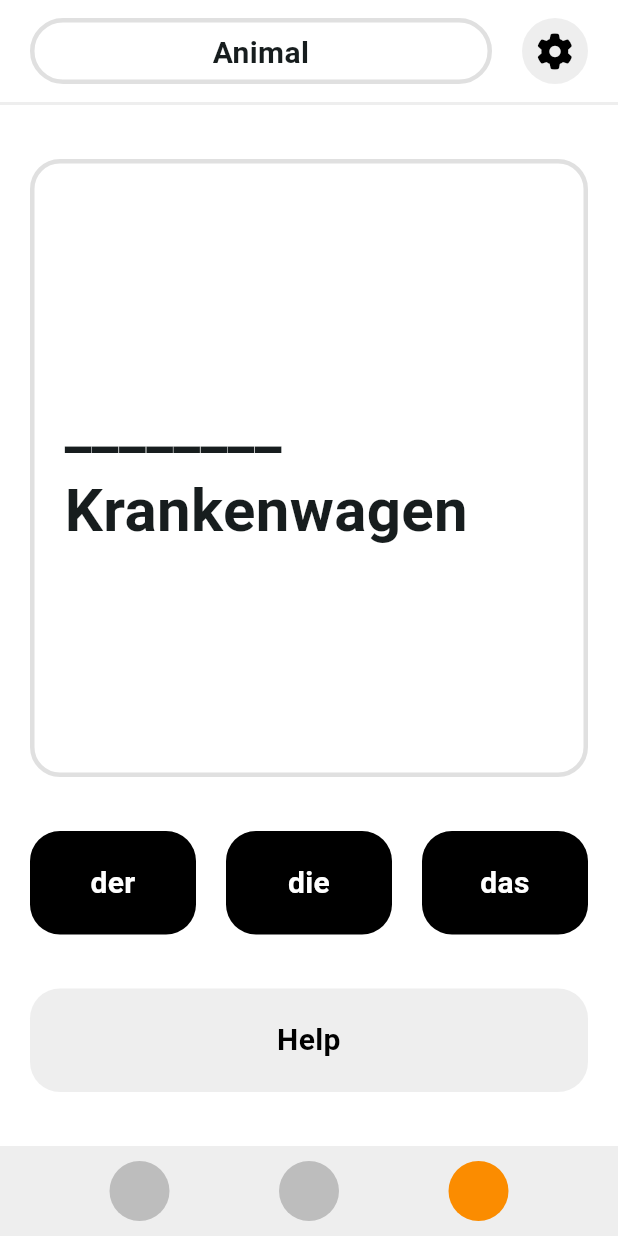
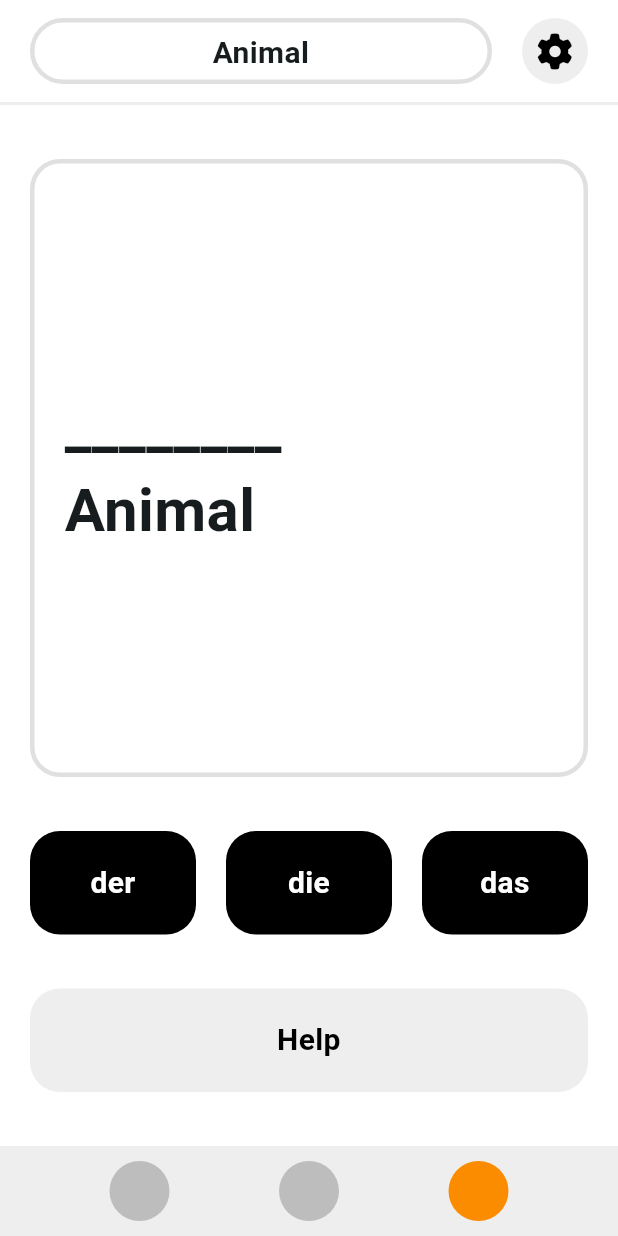
Before and after one commit to hertelendymm/ysty-style-words, a Flutter app: the screen it shows after launch, item 3 of the bottom bar chosen, on a phone screen of 412 x 824 dp. Run offline on Flutter 3.47's test engine with Material 3 defaults, Android fonts, the phone set to English and light mode, and no system bars; our stand-ins replace font_awesome_flutter, shared_preferences.

```diff
--- a/lib/pages/derdiedas_page.dart
+++ b/lib/pages/derdiedas_page.dart
@@ -5,10 +5,10 @@ import 'package:ysty_style_words/widgets/button_rounded.dart';
 
 
 class DerDieDasPage extends StatefulWidget {
-  const DerDieDasPage({super.key});
-  // const DerDieDasPage({super.key, required this.selectedCategory});
+  // const DerDieDasPage({super.key});
+  const DerDieDasPage({super.key, required this.selectedCategory});
 
-  // final String selectedCategory;
+  final String selectedCategory;
 
   @override
   State<DerDieDasPage> createState() => _DerDieDasPageState();
@@ -45,6 +45,11 @@ class _DerDieDasPageState extends State<DerDieDasPage> {
     // TODO: implement initState
     super.initState();
     // getSelectedCategory();
+    _loadGameData();
+  }
+
+  _loadGameData(){
+    print("DerDieDasPage: ${widget.selectedCategory}");
   }
 
 
@@ -62,8 +67,8 @@ class _DerDieDasPageState extends State<DerDieDasPage> {
             mainAxisAlignment: MainAxisAlignment.spaceEvenly,
             children: [
               Container(
-                padding: EdgeInsets.symmetric(horizontal: 20.0, vertical: 80.0),
-                margin: EdgeInsets.symmetric(horizontal: 0.0, vertical: 0.0),
+                padding: const EdgeInsets.symmetric(horizontal: 20.0, vertical: 80.0),
+                margin: const EdgeInsets.symmetric(horizontal: 0.0, vertical: 0.0),
                 width: MediaQuery.sizeOf(context).width,
                 height: MediaQuery.sizeOf(context).width,
                 decoration: BoxDecoration(
@@ -75,11 +80,12 @@ class _DerDieDasPageState extends State<DerDieDasPage> {
                   mainAxisAlignment: MainAxisAlignment.center,
                   // mainAxisAlignment: MainAxisAlignment.center,
                   children: [
-                    Text('________',
+                    const Text('________',
                         style: TextStyle(
                             fontWeight: FontWeight.bold, fontSize: 40.0)),
-                    Text('Krankenwagen',
-                        style: TextStyle(
+                    // Text('Krankenwagen',
+                    Text(widget.selectedCategory,
+                        style: const TextStyle(
                             fontWeight: FontWeight.bold, fontSize: 40.0)),
                   ],
                 ),
@@ -91,9 +97,9 @@ class _DerDieDasPageState extends State<DerDieDasPage> {
                     text: "der",
                     onPressed: () {},
                   )),
-                  SizedBox(width: 20.0),
+                  const SizedBox(width: 20.0),
                   Expanded(child: ButtonRounded(text: "die", onPressed: () {})),
-                  SizedBox(width: 20.0),
+                  const SizedBox(width: 20.0),
                   Expanded(child: ButtonRounded(text: "das", onPressed: () {})),
                 ],
               ),
--- a/lib/pages/flashcards_page.dart
+++ b/lib/pages/flashcards_page.dart
@@ -5,10 +5,10 @@ import 'package:ysty_style_words/services/category_services.dart';
 
 
 class FlashcardsPage extends StatefulWidget {
-  const FlashcardsPage({super.key});
-  // const FlashcardsPage({super.key, required this.selectedCategory});
+  // const FlashcardsPage({super.key});
+  const FlashcardsPage({super.key, required this.selectedCategory});
 
-  // final String selectedCategory;
+  final String selectedCategory;
 
   @override
   State<FlashcardsPage> createState() => _FlashcardsPageState();
--- a/lib/pages/matching_page.dart
+++ b/lib/pages/matching_page.dart
@@ -7,10 +7,10 @@ import 'package:ysty_style_words/widgets/button_rounded.dart';
 import 'matching_game_page.dart';
 
 class MatchingPage extends StatefulWidget {
-  const MatchingPage({super.key});
-  // const MatchingPage({super.key, required this.selectedCategory});
+  // const MatchingPage({super.key});
+  const MatchingPage({super.key, required this.selectedCategory});
 
-  // final String selectedCategory;
+  final String selectedCategory;
 
   @override
   State<MatchingPage> createState() => _MatchingPageState();
--- a/lib/pages/navigation_page.dart
+++ b/lib/pages/navigation_page.dart
@@ -202,16 +202,16 @@ class _NavigationPageState extends State<NavigationPage> {
     {
       switch (_navigationStatus) {
         case NavigationStatus.flashcards_nav:
-          return FlashcardsPage();
+          return FlashcardsPage(selectedCategory: _selectedCategory ?? "Animal");
         // return  FlashcardsPage(selectedCategory: selectedCategory);
         case NavigationStatus.matching_nav:
-          return MatchingPage();
+          return MatchingPage(selectedCategory: _selectedCategory ?? "Animal");
         // return MatchingPage(selectedCategory: selectedCategory);
         case NavigationStatus.derdiedas_nav:
-          return DerDieDasPage();
+          return DerDieDasPage(selectedCategory: _selectedCategory ?? "Animal");
         // return DerDieDasPage(selectedCategory: selectedCategory);
         default:
-          return FlashcardsPage();
+          return FlashcardsPage(selectedCategory: _selectedCategory ?? "Animal");
         // return FlashcardsPage(selectedCategory: selectedCategory);
       }
     }
```
Also changed, not shown: lib/model/word_model.dart (added, +28 -0 lines).
